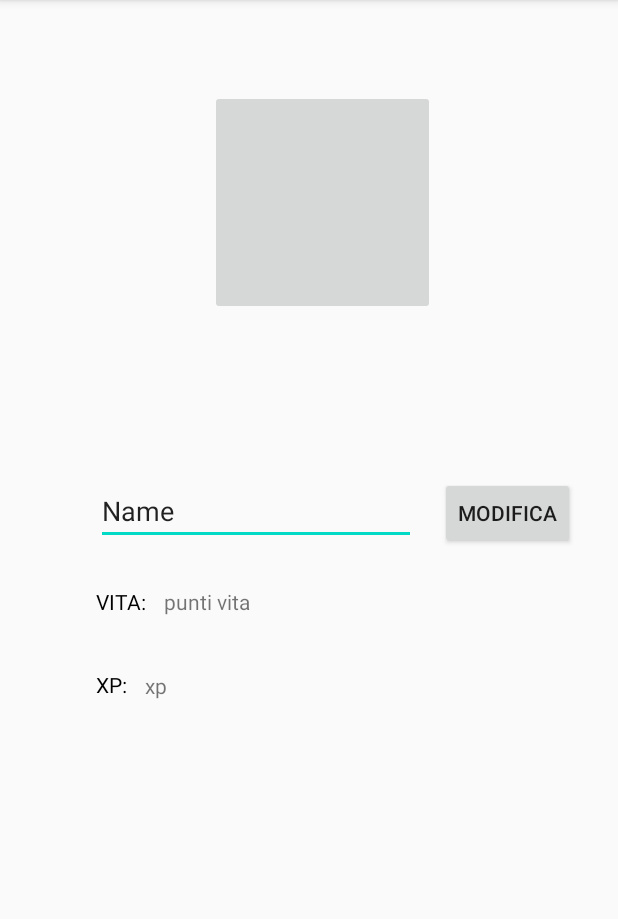
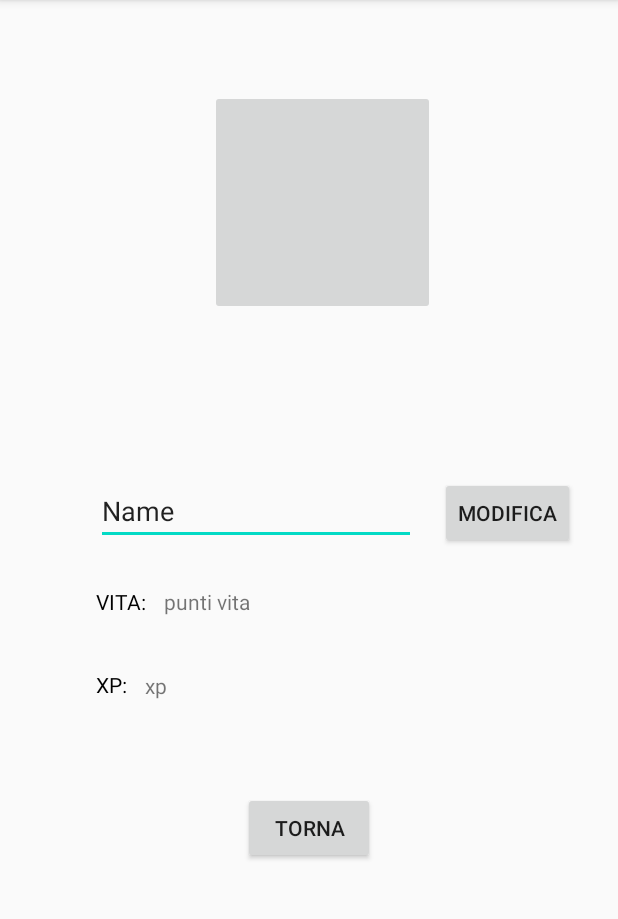
Before and after one commit to GiacomoAndreata/OLD_progettoMC_Android, an Android app: the ProfiloUtente screen opened directly, with no data from a screen before it, on a phone screen of 412 x 824 dp, the part 84-1003 px from its top. Run offline under Robolectric (Android 15) with nearby library versions, the phone set to English and light mode, and no system bars; our stand-ins replace Volley; network calls fail.

Commit message:
varie ed eventuali

```diff
--- a/app/src/main/java/com/example/mostridatasca/ProfiloUtente.java
+++ b/app/src/main/java/com/example/mostridatasca/ProfiloUtente.java
@@ -2,40 +2,30 @@ package com.example.mostridatasca;
 
 import androidx.appcompat.app.AppCompatActivity;
 
-import android.content.ComponentName;
 import android.content.Intent;
-import android.content.pm.PackageManager;
-import android.content.pm.ResolveInfo;
 import android.graphics.Bitmap;
 import android.graphics.BitmapFactory;
 import android.net.Uri;
 import android.os.Bundle;
-import android.os.Environment;
-import android.provider.MediaStore;
 import android.util.Base64;
 import android.util.Log;
 import android.view.View;
 import android.widget.Button;
 import android.widget.ImageButton;
 import android.widget.TextView;
-import android.widget.Toast;
 
 import com.android.volley.RequestQueue;
 import com.android.volley.Response;
 import com.android.volley.VolleyError;
 import com.android.volley.toolbox.JsonObjectRequest;
 import com.android.volley.toolbox.Volley;
-import com.mapbox.mapboxsdk.location.Utils;
 
 import org.json.JSONException;
 import org.json.JSONObject;
 
 import java.io.ByteArrayOutputStream;
-import java.io.File;
 import java.io.FileNotFoundException;
 import java.io.InputStream;
-import java.util.ArrayList;
-import java.util.List;
 
 public class ProfiloUtente extends AppCompatActivity {
 
@@ -57,6 +47,11 @@ public class ProfiloUtente extends AppCompatActivity {
         SESSION_ID = getString(R.string.test_session_id);
         datiProfiloGiocatore = Model.getInstance().getDatiGiocatore();
 
+        immagineProfilo = findViewById(R.id.imgUtente);
+        username = findViewById(R.id.username_profilo);
+        vita = findViewById(R.id.lp_profilo);
+        xp = findViewById(R.id.xp_profilo);
+
         //richiamo il metodo per inserire i dati del profilo
         setProfilo();
 
@@ -71,13 +66,19 @@ public class ProfiloUtente extends AppCompatActivity {
             }
         });
 
+        Button btnTorna = findViewById(R.id.btnTorna);
+        btnTorna.setOnClickListener(new View.OnClickListener() {
+            @Override
+            public void onClick(View view) {
+                finish();
+                Intent intent = new Intent(getApplicationContext(), MainActivity.class);
+                startActivity(intent);
+            }
+        });
     }
     //metodo per inserire i dati utente nel profilo
     private void setProfilo(){
-        immagineProfilo = findViewById(R.id.imgProfilo);
-        username = findViewById(R.id.username_profilo);
-        vita = findViewById(R.id.lp_profilo);
-        xp = findViewById(R.id.xp_profilo);
+
         try {
             byte[] decodedString = Base64.decode(datiProfiloGiocatore.getString("img"), Base64.DEFAULT);
             Bitmap decodedByte = BitmapFactory.decodeByteArray(decodedString, 0, decodedString.length);
@@ -165,7 +166,7 @@ public class ProfiloUtente extends AppCompatActivity {
         }
     }
 
-    public void modificaImmagineProfilo(String img64){
+    public void modificaImmagineProfilo(final String img64){
         AUTHENTICATION = new JSONObject();
         try {
             AUTHENTICATION.put("session_id", SESSION_ID);
@@ -182,6 +183,8 @@ public class ProfiloUtente extends AppCompatActivity {
                     public void onResponse(JSONObject response) {
                         Log.d("modificaImmgine", "Response: " + response.toString());
 
+                        Model.getInstance().setImageUtente(img64);
+                        setProfilo();
                     }
                 }, new Response.ErrorListener() {
             @Override
--- a/app/src/main/res/layout/activity_main.xml
+++ b/app/src/main/res/layout/activity_main.xml
@@ -51,15 +51,14 @@
                 app:layout_constraintStart_toStartOf="parent"
                 app:layout_constraintTop_toBottomOf="@+id/lifePoints" />
 
-            <ImageView
+            <ImageButton
                 android:id="@+id/imgUtente"
                 android:layout_width="120dp"
                 android:layout_height="120dp"
                 android:layout_marginStart="16dp"
                 android:layout_marginTop="44dp"
                 app:layout_constraintStart_toStartOf="parent"
-                app:layout_constraintTop_toTopOf="parent"
-                tools:srcCompat="@tools:sample/avatars" />
+                app:layout_constraintTop_toTopOf="parent" />
 
         </androidx.constraintlayout.widget.ConstraintLayout>
     </com.mapbox.mapboxsdk.maps.MapView>
--- a/app/src/main/res/layout/activity_profilo_utente.xml
+++ b/app/src/main/res/layout/activity_profilo_utente.xml
@@ -7,7 +7,7 @@
     tools:context=".ProfiloUtente">
 
     <ImageButton
-        android:id="@+id/imgProfilo"
+        android:id="@+id/imgUtente"
         android:layout_width="150dp"
         android:layout_height="150dp"
         android:layout_marginStart="140dp"
@@ -26,7 +26,7 @@
         android:inputType="textPersonName"
         android:text="Name"
         app:layout_constraintStart_toStartOf="parent"
-        app:layout_constraintTop_toBottomOf="@+id/imgProfilo" />
+        app:layout_constraintTop_toBottomOf="@+id/imgUtente" />
 
     <TextView
         android:id="@+id/textView3"
@@ -78,6 +78,16 @@
         android:layout_marginTop="108dp"
         android:text="Modifica"
         app:layout_constraintStart_toEndOf="@+id/username_profilo"
-        app:layout_constraintTop_toBottomOf="@+id/imgProfilo" />
+        app:layout_constraintTop_toBottomOf="@+id/imgUtente" />
+
+    <Button
+        android:id="@+id/btnTorna"
+        android:layout_width="wrap_content"
+        android:layout_height="wrap_content"
+        android:layout_marginTop="117dp"
+        android:text="torna"
+        app:layout_constraintEnd_toEndOf="parent"
+        app:layout_constraintStart_toStartOf="parent"
+        app:layout_constraintTop_toBottomOf="@+id/lp_profilo" />
 
 </androidx.constraintlayout.widget.ConstraintLayout>
```
Also changed, not shown: app/src/main/java/com/example/mostridatasca/MainActivity.java (+9 -2 lines), app/src/main/java/com/example/mostridatasca/Model.java (+8 -0 lines).
